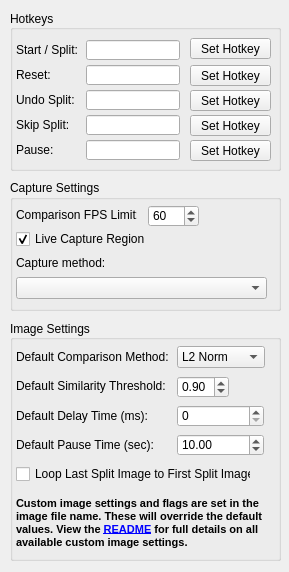
Before: the Qt Designer form res/settings.ui in Toufool/AutoSplit, drawn with Qt 5.
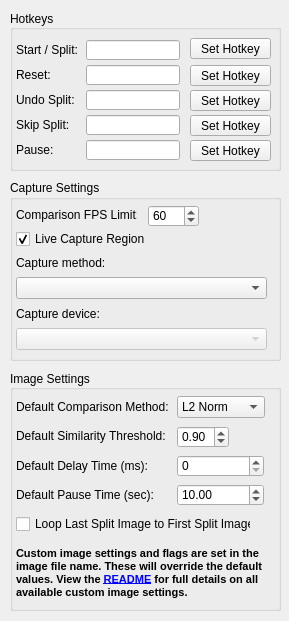
After: the same form once the commit is applied.

Commit message: Cleaner capture device selection

Diff of the .ui file:
```diff
--- a/res/settings.ui
+++ b/res/settings.ui
@@ -7,7 +7,7 @@
     <x>0</x>
     <y>0</y>
     <width>289</width>
-    <height>572</height>
+    <height>621</height>
    </rect>
   </property>
   <property name="sizePolicy">
@@ -19,13 +19,13 @@
   <property name="minimumSize">
    <size>
     <width>289</width>
-    <height>572</height>
+    <height>621</height>
    </size>
   </property>
   <property name="maximumSize">
    <size>
     <width>289</width>
-    <height>572</height>
+    <height>621</height>
    </size>
   </property>
   <property name="cursor">
@@ -46,7 +46,7 @@
      <x>10</x>
      <y>180</y>
      <width>271</width>
-     <height>131</height>
+     <height>181</height>
     </rect>
    </property>
    <property name="title">
@@ -138,12 +138,41 @@
      <string>Capture method:</string>
     </property>
    </widget>
+   <widget class="QLabel" name="capture_device_label">
+    <property name="geometry">
+     <rect>
+      <x>6</x>
+      <y>126</y>
+      <width>151</width>
+      <height>16</height>
+     </rect>
+    </property>
+    <property name="text">
+     <string>Capture device:</string>
+    </property>
+   </widget>
+   <widget class="QComboBox" name="capture_device_combobox">
+    <property name="enabled">
+     <bool>false</bool>
+    </property>
+    <property name="geometry">
+     <rect>
+      <x>6</x>
+      <y>148</y>
+      <width>251</width>
+      <height>22</height>
+     </rect>
+    </property>
+    <property name="placeholderText">
+     <string>Scanning for existing devices...</string>
+    </property>
+   </widget>
   </widget>
   <widget class="QGroupBox" name="image_settings_groupbox">
    <property name="geometry">
     <rect>
      <x>10</x>
-     <y>320</y>
+     <y>370</y>
      <width>271</width>
      <height>241</height>
     </rect>
```
The commit also changes 8 other files.
